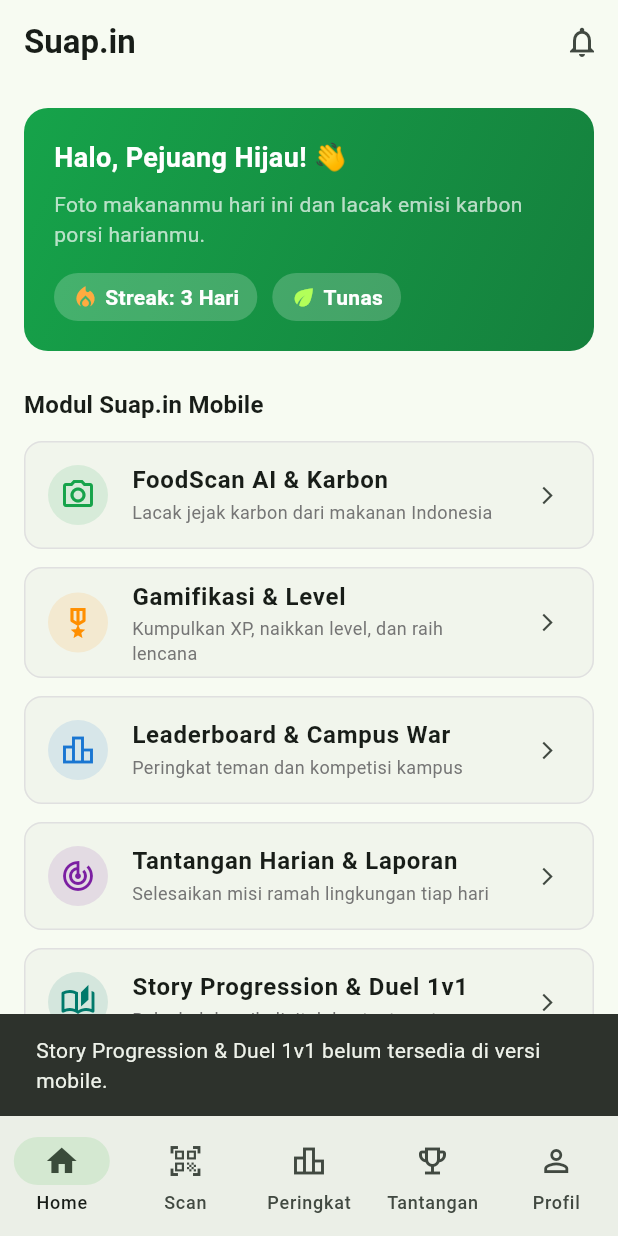
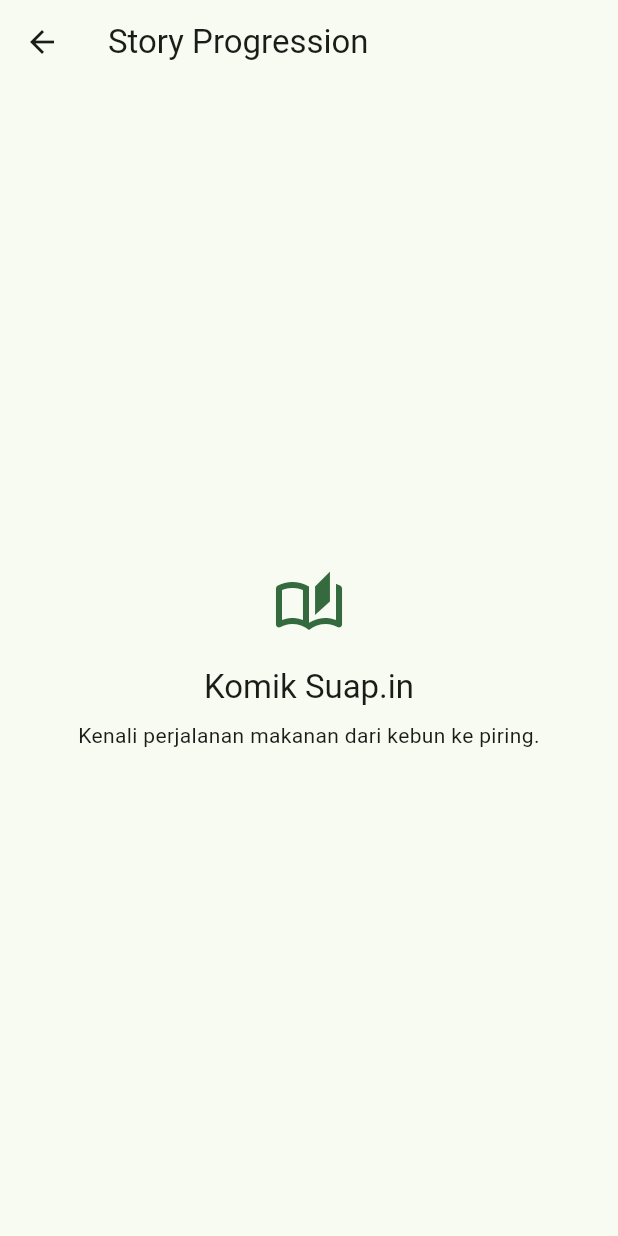
Before and after one commit to pbp-c-kelompok-1/suapin-mobile, a Flutter app: the screen it shows after launch, after a tap on "Story Progression & Duel 1v1", on a phone screen of 412 x 824 dp. Run offline on Flutter 3.47's test engine with Material 3 defaults, Android fonts, the phone set to English and light mode, and no system bars; missing offline and left inert: pbp_django_auth.

Commit message:
feat(story): tambah halaman awal Story Progression

```diff
--- a/lib/main.dart
+++ b/lib/main.dart
@@ -5,6 +5,7 @@ import 'package:suapin_mobile/modules/gamification/dashboard.dart';
 import 'modules/authentication/profile_screen.dart';
 import 'modules/scanner/scanner_screen.dart';
 import 'modules/social/social_screen.dart';
+import 'modules/story/story_screen.dart';
 
 void main() {
   runApp(const SuapinApp());
@@ -243,6 +244,13 @@ class DashboardView extends StatelessWidget {
               title: 'Story Progression & Duel 1v1',
               subtitle: 'Buka bab komik digital dan tantang teman',
               color: Colors.teal.shade700,
+              onTap: () {
+                Navigator.of(context).push(
+                MaterialPageRoute<void>(
+                builder: (_) => const StoryScreen(),
+                  ),
+                );
+              },
             ),
           ],
         ),
--- /dev/null
+++ b/lib/modules/story/story_screen.dart
@@ -0,0 +1,37 @@
+import 'package:flutter/material.dart';
+
+class StoryScreen extends StatelessWidget {
+  const StoryScreen({super.key});
+
+  @override
+    Widget build(BuildContext context) {
+    return Scaffold(
+        appBar: AppBar(title: const Text('Story Progression')),
+        body: Center(
+        child: Padding(
+            padding: const EdgeInsets.all(24),
+            child: Column(
+            mainAxisSize: MainAxisSize.min,
+            children: [
+                Icon(
+                Icons.auto_stories_outlined,
+                size: 48,
+                color: Theme.of(context).colorScheme.primary,
+                ),
+                const SizedBox(height: 16),
+                Text(
+                'Komik Suap.in',
+                style: Theme.of(context).textTheme.titleLarge,
+                ),
+                const SizedBox(height: 8),
+                const Text(
+                'Kenali perjalanan makanan dari kebun ke piring.',
+                textAlign: TextAlign.center,
+                ),
+            ],
+            ),
+        ),
+        ),
+    );
+    }
+}
```
